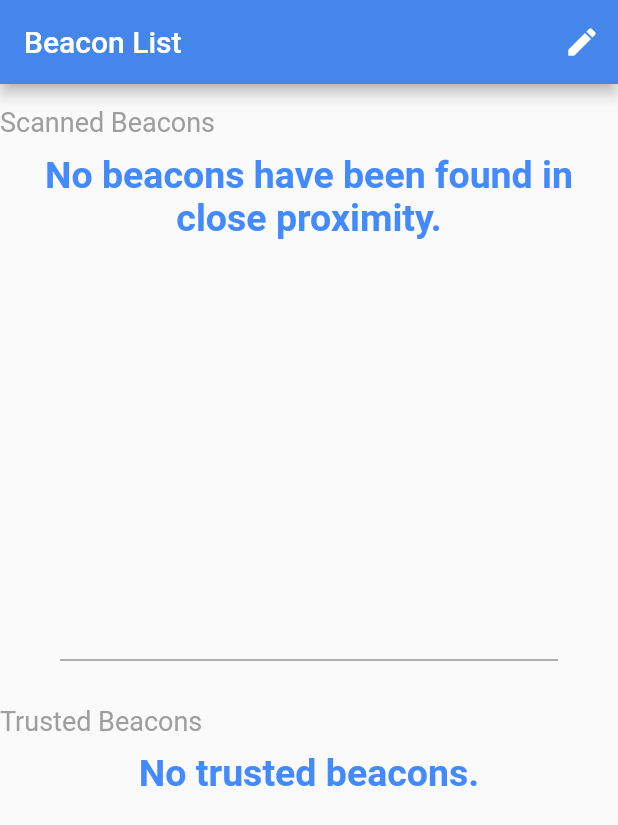
After one commit to BOBSTRONK/hci_project, a Flutter app: the BeaconPage screen opened directly, on a phone screen of 412 x 824 dp. The commit adds this screen. Shown: the top 825 px of the screen. Run offline on Flutter 3.47's test engine with Material 2 defaults, Android fonts, the phone set to English and light mode, and no system bars; our stand-ins replace cloud_firestore, firebase_core, permission_handler, shared_preferences, smooth_page_indicator; missing offline and left inert: beacon_broadcast, flutter_beacon, flutter_dnd, sound_mode; accounts and stored records are empty.

Commit message:
deleting the beacon_Scanned_page and mix everything into beacon_page

```diff
--- a/lib/home.dart
+++ b/lib/home.dart
@@ -1,3 +1,4 @@
+import 'package:BeaconGuard/screen/beacon_page.dart';
 import 'package:flutter/material.dart';
 import 'package:sound_mode/permission_handler.dart';
 import 'screen/chat.dart';
@@ -144,7 +145,7 @@ class _HomeState extends State<Home> {
                     minWidth: _deviceWidth! / 3,
                     onPressed: () {
                       setState(() {
-                        currentScreen = BeaconList();
+                        currentScreen = BeaconPage();
                         currentTab = 2;
                       });
                     },
--- /dev/null
+++ b/lib/screen/beacon_page.dart
@@ -0,0 +1,258 @@
+import 'package:BeaconGuard/service/dashboard_notifier.dart';
+import 'package:flutter/material.dart';
+import 'package:flutter/src/widgets/framework.dart';
+import 'package:flutter/src/widgets/placeholder.dart';
+import 'package:provider/provider.dart';
+
+import '../model/beacon_model.dart';
+import '../service/beacon_repository.dart';
+
+class BeaconPage extends StatefulWidget {
+  const BeaconPage({super.key});
+
+  @override
+  State<BeaconPage> createState() => _BeaconPageState();
+}
+
+class _BeaconPageState extends State<BeaconPage> {
+  BeaconRepositoryNotifier? _beaconRepositoryNotifier;
+  DashBoardNotifer? _dashBoardNotifer;
+  bool isEditing = false;
+  late List<BeaconModel> ListOfTrustedBeacons;
+  List<bool> _isChecked = <bool>[];
+
+  @override
+  Widget build(BuildContext context) {
+    return MultiProvider(
+      providers: [
+        ChangeNotifierProvider<BeaconRepositoryNotifier>(
+            create: (BuildContext context) => BeaconRepositoryNotifier())
+      ],
+      child: _build(),
+    );
+  }
+
+  Widget _build() {
+    return Builder(builder: (context) {
+      _beaconRepositoryNotifier = context.watch<BeaconRepositoryNotifier>();
+      _dashBoardNotifer = context.watch<DashBoardNotifer>();
+      return StatefulBuilder(
+        builder: (BuildContext context, StateSetter setstate) {
+          return Scaffold(
+            appBar: AppBar(
+              automaticallyImplyLeading: false,
+              title: const Text("Beacon List"),
+              actions: [
+                IconButton(
+                  icon: Icon(isEditing ? Icons.done : Icons.edit),
+                  onPressed: () {
+                    setState(() {
+                      isEditing = !isEditing;
+                    });
+                  },
+                ),
+              ],
+            ),
+            body: Column(children: [
+              Expanded(
+                child: Selector<DashBoardNotifer, List<BeaconModel>>(
+                  selector: (context, dashBoardNotifier) =>
+                      dashBoardNotifier.scannedBeaconForBeaconScannedPage,
+                  builder: (_, scannedBeaconForBeaconScannedPage, child) {
+                    if (scannedBeaconForBeaconScannedPage.isNotEmpty) {
+                      return Column(
+                        children: [
+                          const Padding(
+                            padding: EdgeInsets.only(top: 15, bottom: 10),
+                            child: Align(
+                              alignment: Alignment.centerLeft,
+                              child: Text(
+                                "Scanned Beacons",
+                                style:
+                                    TextStyle(color: Colors.grey, fontSize: 18),
+                              ),
+                            ),
+                          ),
+                          buildListOfBeacons(scannedBeaconForBeaconScannedPage),
+                        ],
+                      );
+                    } else {
+                      return Column(
+                        children: const [
+                          Padding(
+                            padding: EdgeInsets.only(top: 15, bottom: 10),
+                            child: Align(
+                              alignment: Alignment.centerLeft,
+                              child: Text(
+                                "Scanned Beacons",
+                                style:
+                                    TextStyle(color: Colors.grey, fontSize: 18),
+                              ),
+                            ),
+                          ),
+                          Center(
+                            child: Text(
+                                "No beacons have been found in close proximity.",
+                                textAlign: TextAlign.center,
+                                style: TextStyle(
+                                    color: Colors.blueAccent,
+                                    fontSize: 25,
+                                    fontWeight: FontWeight.w600)),
+                          )
+                        ],
+                      );
+                    }
+                  },
+                ),
+              ),
+              const Divider(
+                thickness: 0.4,
+                color: Colors.black,
+                indent: 40,
+                endIndent: 40,
+                height: 30,
+              ),
+              Expanded(
+                  child: Selector<BeaconRepositoryNotifier, List<BeaconModel>>(
+                selector: (context, beaconRepositoryNotifier) =>
+                    beaconRepositoryNotifier.savedBeacons,
+                builder: (_, savedBeacons, child) {
+                  if (savedBeacons.isEmpty) {
+                    return Column(
+                      children: const [
+                        Padding(
+                          padding: EdgeInsets.only(top: 15, bottom: 10),
+                          child: Align(
+                            alignment: Alignment.centerLeft,
+                            child: Text(
+                              "Trusted Beacons",
+                              style:
+                                  TextStyle(color: Colors.grey, fontSize: 18),
+                            ),
+                          ),
+                        ),
+                        Center(
+                          child: Text("No trusted beacons.",
+                              textAlign: TextAlign.center,
+                              style: TextStyle(
+                                  color: Colors.blueAccent,
+                                  fontSize: 25,
+                                  fontWeight: FontWeight.w600)),
+                        ),
+                      ],
+                    );
+                  } else {
+                    return Column(
+                      children: [
+                        const Padding(
+                          padding: EdgeInsets.only( bottom: 10),
+                          child: Align(
+                            alignment: Alignment.centerLeft,
+                            child: Text(
+                              "Trusted Beacons",
+                              style:
+                                  TextStyle(color: Colors.grey, fontSize: 18),
+                            ),
+                          ),
+                        ),
+                        ListView.builder(
+                            itemCount: savedBeacons.length,
+                            shrinkWrap: true,
+                            itemBuilder: (BuildContext context, int index) {
+                              return Card(
+                                child: ListTile(
+                                  leading:
+                                      Image.asset("images/Beacon+Synergy.png"),
+                                  title:
+                                      Text(savedBeacons[index].proximityUUID),
+                                  subtitle: Column(
+                                    crossAxisAlignment:
+                                        CrossAxisAlignment.start,
+                                    children: [
+                                      Text(
+                                          "Major:${savedBeacons[index].major.toString()}"),
+                                      Text(
+                                          "Minor:${savedBeacons[index].minor.toString()}"),
+                                    ],
+                                  ),
+                                ),
+                              );
+                            }),
+                      ],
+                    );
+                  }
+                },
+              ))
+            ]),
+          );
+        },
+      );
+    });
+  }
+
+  Widget buildListOfBeacons(List<BeaconModel> beacons) {
+    _isChecked = List.filled(beacons.length, false);
+    return StatefulBuilder(
+      builder: (BuildContext context, StateSetter setState) {
+        return ListView.separated(
+          padding: const EdgeInsets.only(top: 20, right: 16),
+          separatorBuilder: (_, __) => const Divider(),
+          shrinkWrap: true,
+          itemCount: beacons.length,
+          itemBuilder: (BuildContext context, int index) {
+            return GestureDetector(
+              onTap: () {
+                _dashBoardNotifer!.pauseScanning_15();
+              },
+              child: Card(
+                child: CheckboxListTile(
+                  onChanged: (value) {
+                    setState(() {
+                      _isChecked[index] = value!;
+                      _dashBoardNotifer!.pauseScanning_15();
+                      print(_isChecked);
+                      print(_beaconRepositoryNotifier!
+                          .savedBeacons[0].proximityUUID);
+                    });
+                  },
+                  value: _isChecked[index],
+                  secondary: const CircleAvatar(
+                    backgroundColor: Colors.transparent,
+                    backgroundImage: AssetImage("images/Beacon+Synergy.png"),
+                  ),
+                  title: Text(beacons[index].proximityUUID),
+                  subtitle: Column(
+                    crossAxisAlignment: CrossAxisAlignment.start,
+                    children: [
+                      Text("Major:${beacons[index].major.toString()}"),
+                      Text("Minor:${beacons[index].minor.toString()}"),
+                      Text("Distance:${beacons[index].accuracy} M")
+                    ],
+                  ),
+                ),
+              ),
+            );
+          },
+        );
+      },
+    );
+  }
+
+    //add beacon to the trusted beacon List
+   Future<void> addBeaconToTrustList(
+      List<BeaconModel> beacons, List<bool> checkList) async {
+    List<BeaconModel?> selectedBeacons = List.generate(checkList.length,
+            (index) => checkList[index] ? beacons[index] : null)
+        .where((element) => element != null)
+        .toList();
+    print(selectedBeacons);
+    List<BeaconModel> beaconsToAdd = <BeaconModel>[];
+    selectedBeacons.forEach((element) {
+      beaconsToAdd
+          .add(element!);
+    });
+    beaconsToAdd.forEach((element) {
+      _beaconRepositoryNotifier!.addBeaconToDataBase(element, context);
+    });
+  }
+}
--- a/lib/screen/beacon_scanned_page.dart
+++ b/lib/screen/beacon_scanned_page.dart
@@ -74,7 +74,6 @@ class _BeaconScannedPageState extends State<BeaconScannedPage> {
                     });*/
                 addBeaconToTrustList(
                     _beaconPageNotifier!.scannedBeacons, _isChecked);
-                Navigator.pop(context);
               },
               backgroundColor: Colors.white,
               child: Icon(
@@ -165,10 +164,11 @@ class _BeaconScannedPageState extends State<BeaconScannedPage> {
             (index) => checkList[index] ? beacons[index] : null)
         .where((element) => element != null)
         .toList();
+    print(selectedBeacons);
     List<BeaconModel> beaconsToAdd = <BeaconModel>[];
     selectedBeacons.forEach((element) {
       beaconsToAdd
-          .add(BeaconModel.fromJson(element!.toJson as Map<String, dynamic>));
+          .add(element!);
     });
     beaconsToAdd.forEach((element) {
       _beaconRepositoryNotifier!.addBeaconToDataBase(element, context);
```
Also changed, not shown: lib/service/dashboard_notifier.dart (+0 -7 lines).
